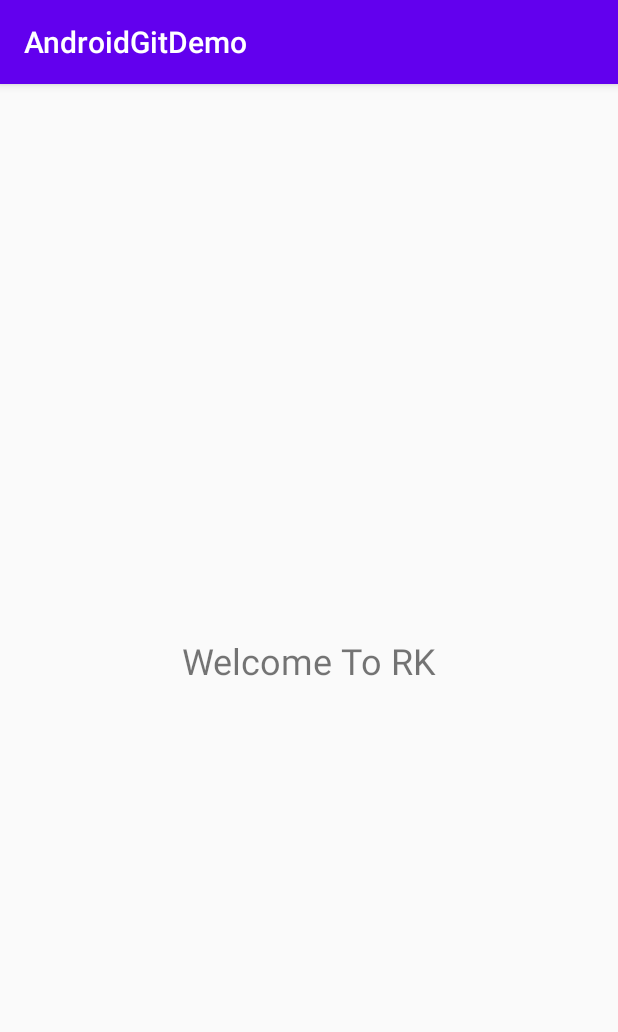
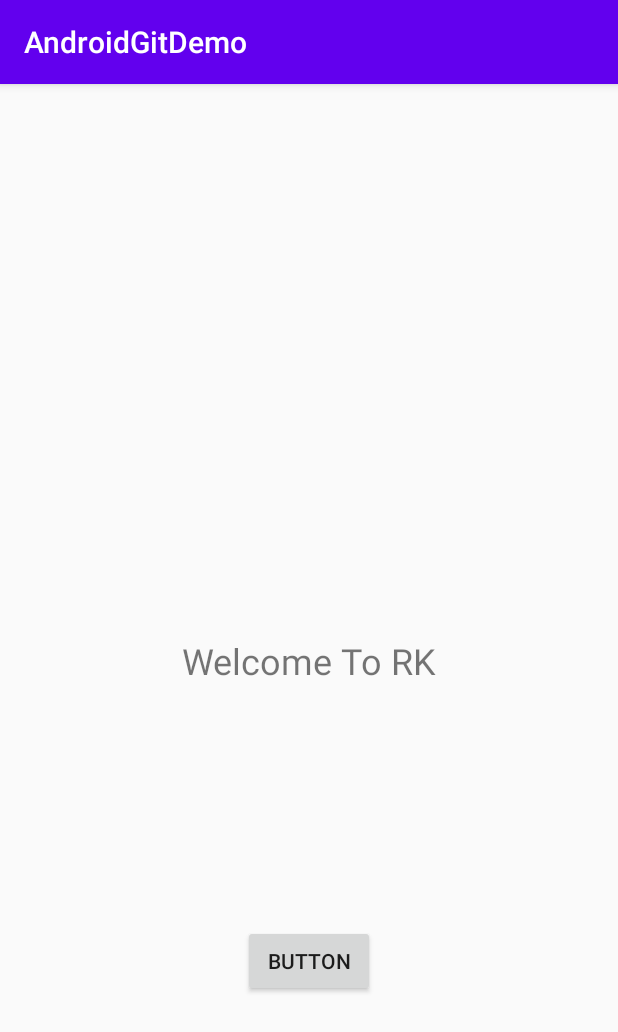
Before and after one commit to sheetalpandya/AndroidGitDemo, an Android app: the screen it shows after launch (MainActivity), on a phone screen of 412 x 824 dp. Shown: the top 1032 px of the screen. Run offline under Robolectric (Android 15) with nearby library versions, the phone set to English and light mode, and no system bars.

Commit message:
Button added.

```diff
--- a/app/src/main/res/layout/activity_main.xml
+++ b/app/src/main/res/layout/activity_main.xml
@@ -7,6 +7,7 @@
     tools:context=".MainActivity">
 
     <TextView
+        android:id="@+id/textView"
         android:layout_width="wrap_content"
         android:layout_height="wrap_content"
         android:text="Welcome To RK"
@@ -16,4 +17,14 @@
         app:layout_constraintRight_toRightOf="parent"
         app:layout_constraintTop_toTopOf="parent" />
 
+    <Button
+        android:id="@+id/button"
+        android:layout_width="wrap_content"
+        android:layout_height="wrap_content"
+        android:text="Button"
+        app:layout_constraintBottom_toBottomOf="parent"
+        app:layout_constraintEnd_toEndOf="parent"
+        app:layout_constraintStart_toStartOf="parent"
+        app:layout_constraintTop_toBottomOf="@+id/textView" />
+
 </androidx.constraintlayout.widget.ConstraintLayout>
```
